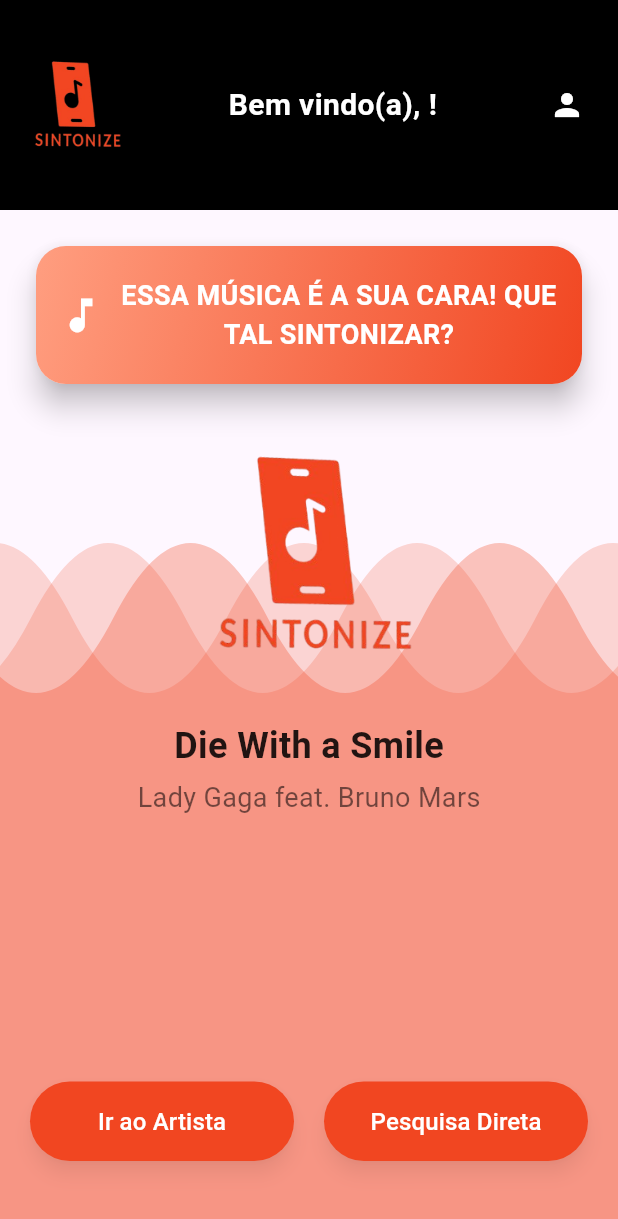
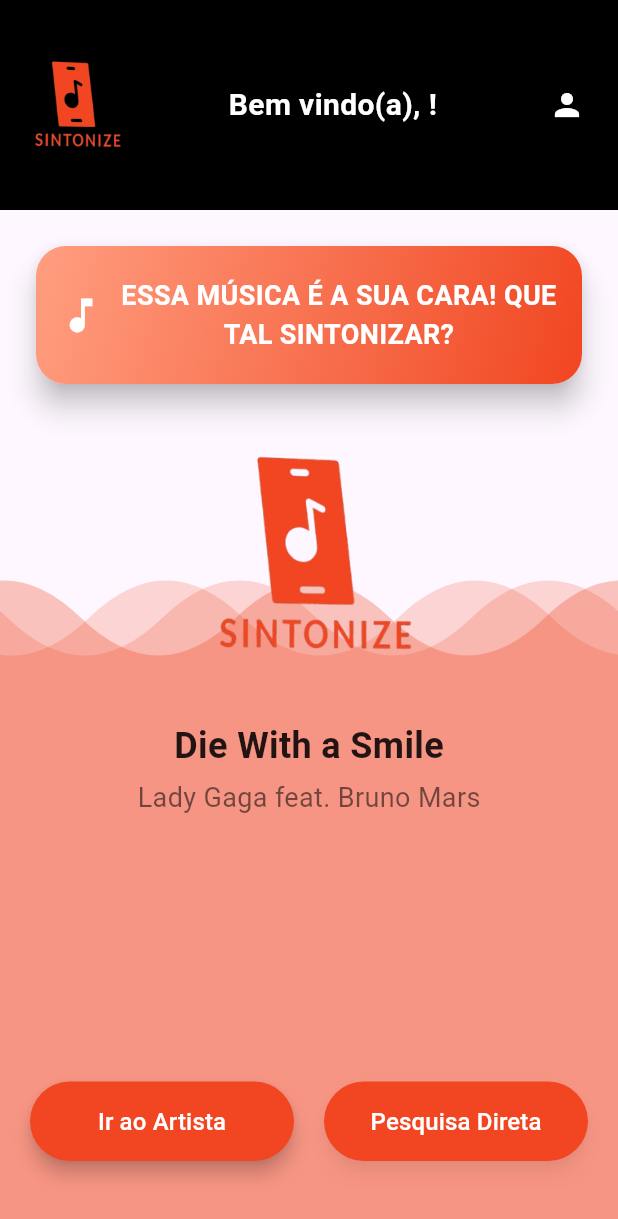
Before and after one commit to MarcosNeto14/Sintonize, a Flutter app: the TelaInicialScreen screen opened directly, on a phone screen of 412 x 824 dp. Shown: the top 1219 px of the screen. Run offline on Flutter 3.47's test engine with Material 3 defaults, Android fonts, the phone set to English and light mode, and no system bars; our stand-ins replace cloud_firestore, firebase_auth, firebase_core; accounts and stored records are empty; Roboto replaces fonts that are missing (Piazzolla, Poppins).

Commit message:
Ajuste no tamanho da onda

```diff
--- a/lib/login.dart
+++ b/lib/login.dart
@@ -13,7 +13,7 @@ class LoginScreen extends StatelessWidget {
     final emailController = TextEditingController();
     final senhaController = TextEditingController();
 
-    Future<void> _login(BuildContext context) async {
+    Future<void> login(BuildContext context) async {
       if (!formKey.currentState!.validate()) {
         return;
       }
@@ -141,7 +141,7 @@ class LoginScreen extends StatelessWidget {
                     width: 200,
                     height: 50,
                     child: ElevatedButton(
-                      onPressed: () => _login(context),
+                      onPressed: () => login(context),
                       style: ElevatedButton.styleFrom(
                         backgroundColor: const Color(0xFFF14621),
                         shape: RoundedRectangleBorder(
--- a/lib/tela-inicial.dart
+++ b/lib/tela-inicial.dart
@@ -21,7 +21,7 @@ class _TelaInicialScreenState extends State<TelaInicialScreen>
     super.initState();
     _controller = AnimationController(
       vsync: this,
-      duration: const Duration(seconds: 3),
+      duration: const Duration(seconds: 8),
     )..repeat();
   }
 
@@ -228,7 +228,7 @@ class _TelaInicialScreenState extends State<TelaInicialScreen>
                           shape: RoundedRectangleBorder(
                             borderRadius: BorderRadius.circular(30),
                           ),
-                          shadowColor: Colors.black.withOpacity(0.3),
+                          shadowColor: Colors.black.withOpacity(0.9),
                           elevation: 5,
                         ),
                         child: const Text(
@@ -292,7 +292,7 @@ class DynamicBackgroundPainter extends CustomPainter {
       ..color = const Color(0xFFF14621).withOpacity(0.3)
       ..style = PaintingStyle.fill;
 
-    final waveHeight = 100;
+    final waveHeight = 50;
     final waveWidth = size.width / 2;
 
     for (int i = 0; i < 3; i++) {
```
Also changed, not shown: pubspec.lock.
